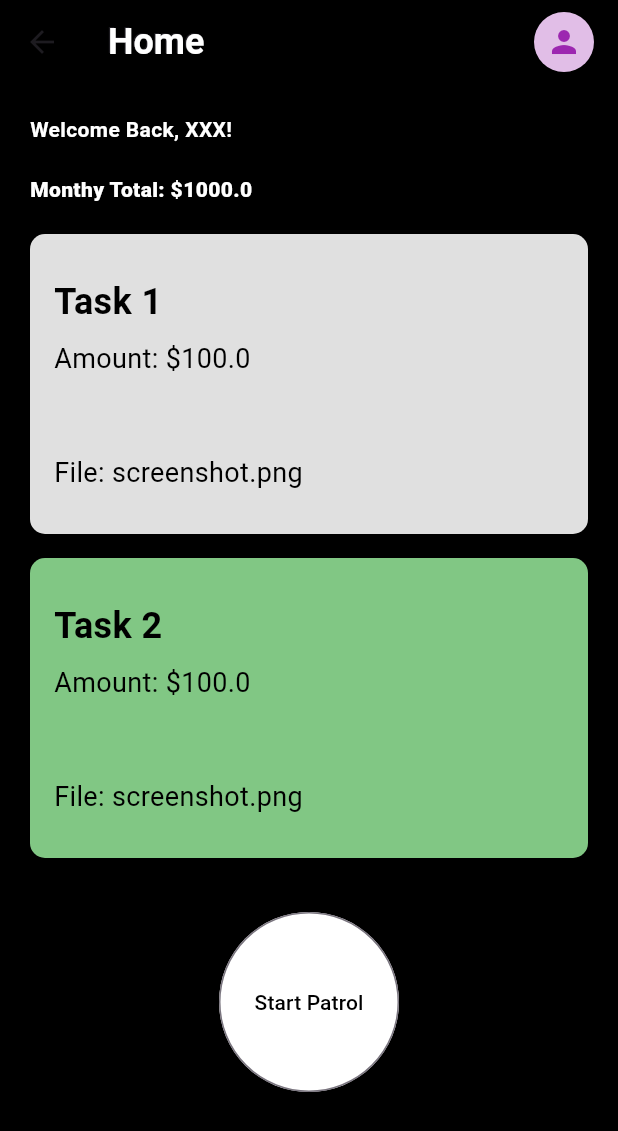
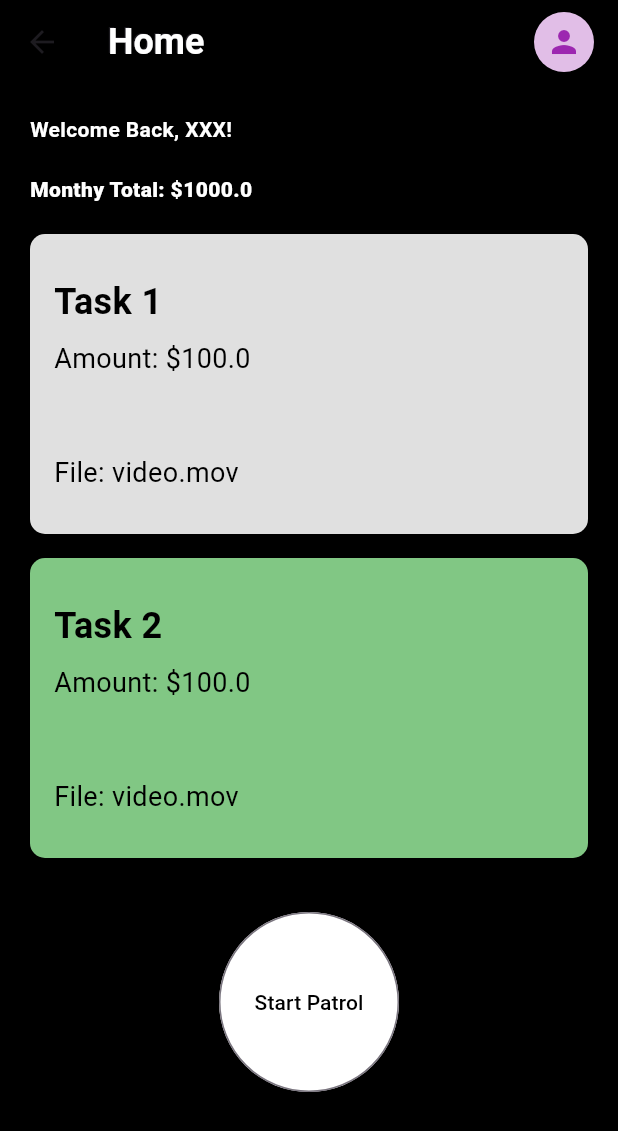
Before and after one commit to JonesLim/hackathon-patrol-guard, a Flutter app: the HomeScreen screen opened directly, on a phone screen of 412 x 824 dp. Shown: the top 1131 px of the screen. Run offline on Flutter 3.47's test engine with Material 3 defaults, Android fonts, the phone set to English and light mode, and no system bars; our stand-ins replace fl_chart; Roboto replaces fonts that are missing (CustomFont).

Commit message:
final-commit

```diff
--- a/lib/main.dart
+++ b/lib/main.dart
@@ -1,6 +1,5 @@
 import 'package:flutter/material.dart';
 import 'package:hackathon/screens/authentication/signin_screen.dart';
-import 'package:hackathon/screens/patrol/patrol_screen.dart';
 
 void main() {
   runApp(const MyApp());
--- a/lib/screens/home/home_screen.dart
+++ b/lib/screens/home/home_screen.dart
@@ -182,7 +182,7 @@ class _HomeScreenState extends State<HomeScreen> {
               ),
               const SizedBox(height: 50.0),
               const Text(
-                'File: screenshot.png',
+                'File: video.mov',
                 style: TextStyle(
                   fontSize: 18,
                   color: Colors.black,
```
